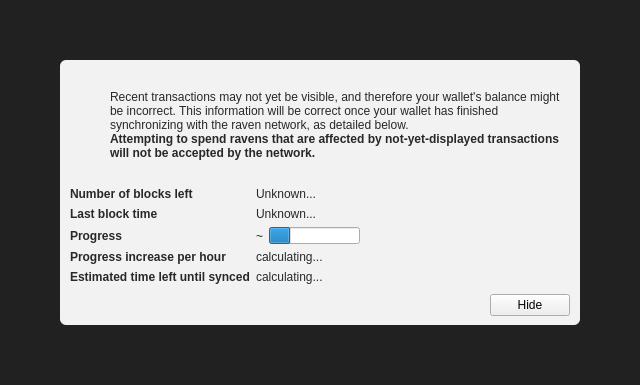
Before: the Qt Designer form src/qt/forms/modaloverlay.ui in PFORMSatox/satoxcoin, drawn with Qt 5.
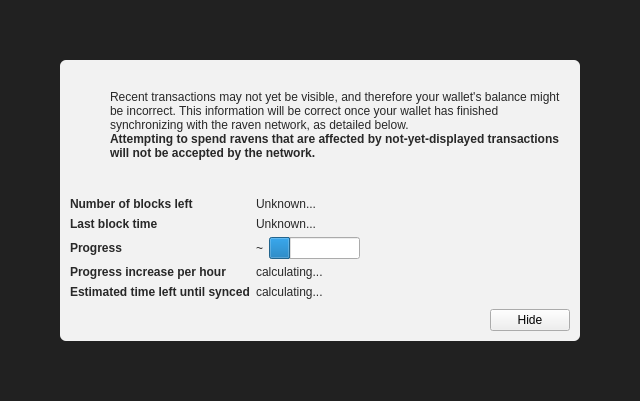
After: the same form once the commit is applied. Icons and pictures are not drawn. Custom widgets are drawn as their Qt base class.

Commit message: gui: add version to modal overlay (#1034)

Patch:
```diff
--- a/src/qt/forms/modaloverlay.ui
+++ b/src/qt/forms/modaloverlay.ui
@@ -7,7 +7,7 @@
     <x>0</x>
     <y>0</y>
     <width>640</width>
-    <height>385</height>
+    <height>401</height>
    </rect>
   </property>
   <property name="windowTitle">
@@ -333,6 +333,13 @@
            <property name="topMargin">
             <number>10</number>
            </property>
+           <item>
+            <widget class="QLabel" name="versionLabel">
+             <property name="text">
+              <string></string>
+             </property>
+            </widget>
+           </item>
            <item>
             <spacer name="horizontalSpacer">
              <property name="orientation">
```
The commit also changes 1 other file.
